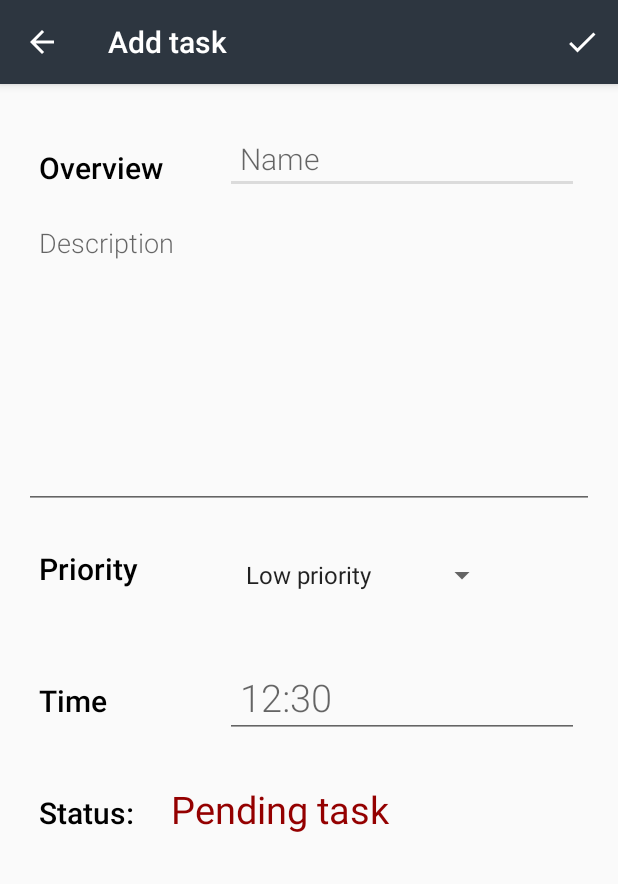
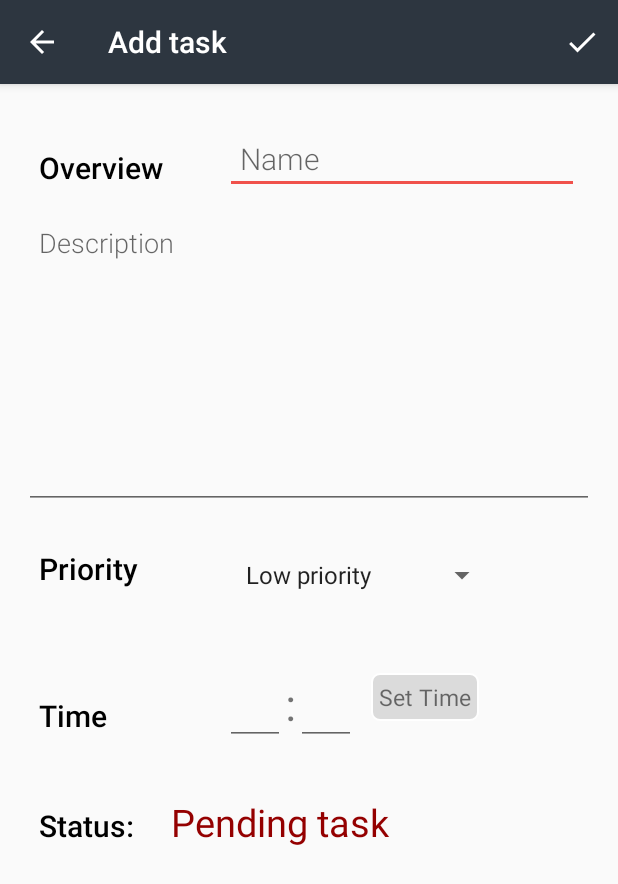
Before and after one commit to Arshjeet2003/Todo, an Android app: the screen it shows after launch (EditorActivity), after a tap on an icon or button, on a phone screen of 412 x 824 dp. Shown: the top 884 px of the screen. Run offline under Robolectric (Android 15) with nearby library versions, the light colour scheme and no system bars; Roboto replaces fonts that are not available here.

Commit message:
Fifth update

```diff
--- a/app/src/main/AndroidManifest.xml
+++ b/app/src/main/AndroidManifest.xml
@@ -1,7 +1,7 @@
 <?xml version="1.0" encoding="utf-8"?>
 <manifest xmlns:android="http://schemas.android.com/apk/res/android"
     package="com.example.android.todolist">
-
+    <uses-permission android:name="com.android.alarm.permission.SET_ALARM" />
     <application
         android:allowBackup="true"
         android:icon="@mipmap/ic_launcher"
--- a/app/src/main/java/com/example/android/todolist/data/TaskContract.java
+++ b/app/src/main/java/com/example/android/todolist/data/TaskContract.java
@@ -34,7 +34,8 @@ public final class TaskContract {
         public final static String COLUMN_TASK_NAME = "name";
         public final static String COLUMN_TASK_DESCRIPTION= "description";
         public final static String COLUMN_TASK_PRIORITY = "priority";
-        public final static String COLUMN_TASK_TIME = "time";
+        public final static String COLUMN_TASK_HOURS = "hours";
+        public final static String COLUMN_TASK_MIN = "minutes";
         public final static String COLUMN_TASK_STATUS = "status";
 
 
--- a/app/src/main/java/com/example/android/todolist/data/TaskDbHelper.java
+++ b/app/src/main/java/com/example/android/todolist/data/TaskDbHelper.java
@@ -24,7 +24,8 @@ public class TaskDbHelper extends SQLiteOpenHelper {
                 + TaskContract.TaskEntry.COLUMN_TASK_NAME + " TEXT NOT NULL, "
                 + TaskContract.TaskEntry.COLUMN_TASK_DESCRIPTION + " TEXT, "
                 + TaskContract.TaskEntry.COLUMN_TASK_PRIORITY + " INTEGER NOT NULL, "
-                + TaskContract.TaskEntry.COLUMN_TASK_TIME + " INTEGER NOT NULL DEFAULT 0,"
+                + TaskContract.TaskEntry.COLUMN_TASK_HOURS + " INTEGER,"
+                + TaskContract.TaskEntry.COLUMN_TASK_MIN + " INTEGER,"
                 + TaskContract.TaskEntry.COLUMN_TASK_STATUS + " TEXT NOT NULL);";
 
         // Execute the SQL statement
--- a/app/src/main/res/layout/activity_editor.xml
+++ b/app/src/main/res/layout/activity_editor.xml
@@ -97,6 +97,7 @@
         <!-- Label -->
         <TextView
             style="@style/CategoryStyle"
+            android:layout_gravity="center"
             android:text="@string/category_time"
             android:textSize="20sp" />
 
@@ -106,18 +107,51 @@
             android:layout_width="0dp"
             android:layout_height="wrap_content"
             android:layout_weight="2"
-            android:paddingLeft="4dp">
+            android:padding="4dp">
 
-            <!-- Weight field -->
-            <EditText
-                android:id="@+id/edit_pet_weight"
-                style="@style/EditorFieldStyle"
-                android:hint="@string/hint_task_time"
-                android:inputType="number"
-                android:padding="10dp"
-                android:textSize="25sp" />
+            <LinearLayout
+                android:layout_width="wrap_content"
+                android:layout_height="wrap_content"
+                android:orientation="horizontal">
 
-            <!-- Units for weight (kg) -->
+                <EditText
+                    android:id="@+id/hours"
+                    android:layout_width="40dp"
+                    android:layout_height="wrap_content"
+                    android:layout_gravity="center"
+                    android:inputType="number"
+                    android:textSize="25sp" />
+
+                <TextView
+                    android:id="@+id/textView"
+                    android:layout_width="wrap_content"
+                    android:layout_height="wrap_content"
+                    android:layout_gravity="center"
+                    android:text=":"
+                    android:textSize="30sp" />
+
+                <EditText
+                    android:id="@+id/min"
+                    android:layout_width="40dp"
+                    android:layout_height="wrap_content"
+                    android:layout_gravity="center"
+                    android:inputType="number"
+                    android:textSize="25sp" />
+
+                <TextView
+                    android:id="@+id/set_time"
+                    android:layout_width="wrap_content"
+                    android:layout_height="wrap_content"
+                    android:layout_gravity="bottom"
+                    android:layout_marginLeft="10dp"
+                    android:layout_marginBottom="8dp"
+                    android:background="@drawable/rounded_textview"
+                    android:gravity="center"
+                    android:padding="5dp"
+                    android:text="Set Time"
+                    android:textSize="15sp" />
+            </LinearLayout>
+
         </RelativeLayout>
     </LinearLayout>
 
--- a/app/src/main/res/values/styles.xml
+++ b/app/src/main/res/values/styles.xml
@@ -10,7 +10,7 @@
     <style name="EditorTheme" parent="Theme.AppCompat.Light.DarkActionBar">
         <item name="colorPrimary">@color/editorColorPrimary</item>
         <item name="colorPrimaryDark">@color/editorColorPrimaryDark</item>
-        <item name="colorAccent">@color/colorAccent</item>
+        <item name="colorAccent">@color/orange_mediumPriority</item>
     </style>
 
     <!-- Style for a category in the editor -->
```
Also changed, not shown: app/src/main/java/com/example/android/todolist/EditorActivity.java (+94 -34 lines), app/src/main/java/com/example/android/todolist/data/TaskProvider.java (+1 -16 lines).
